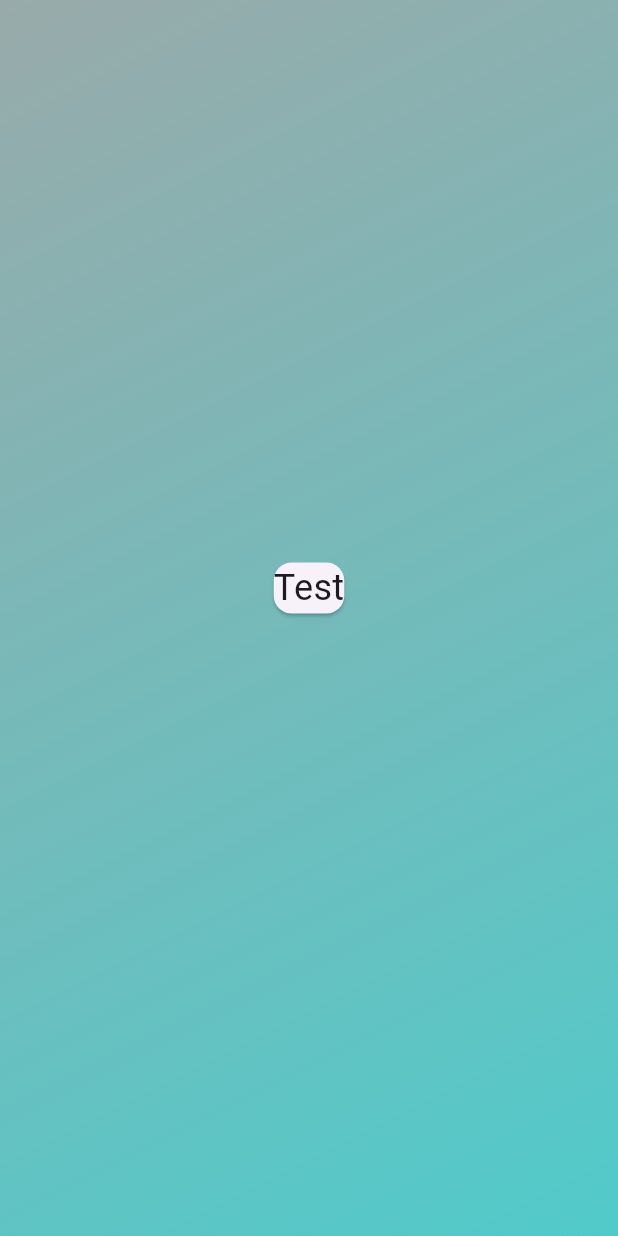
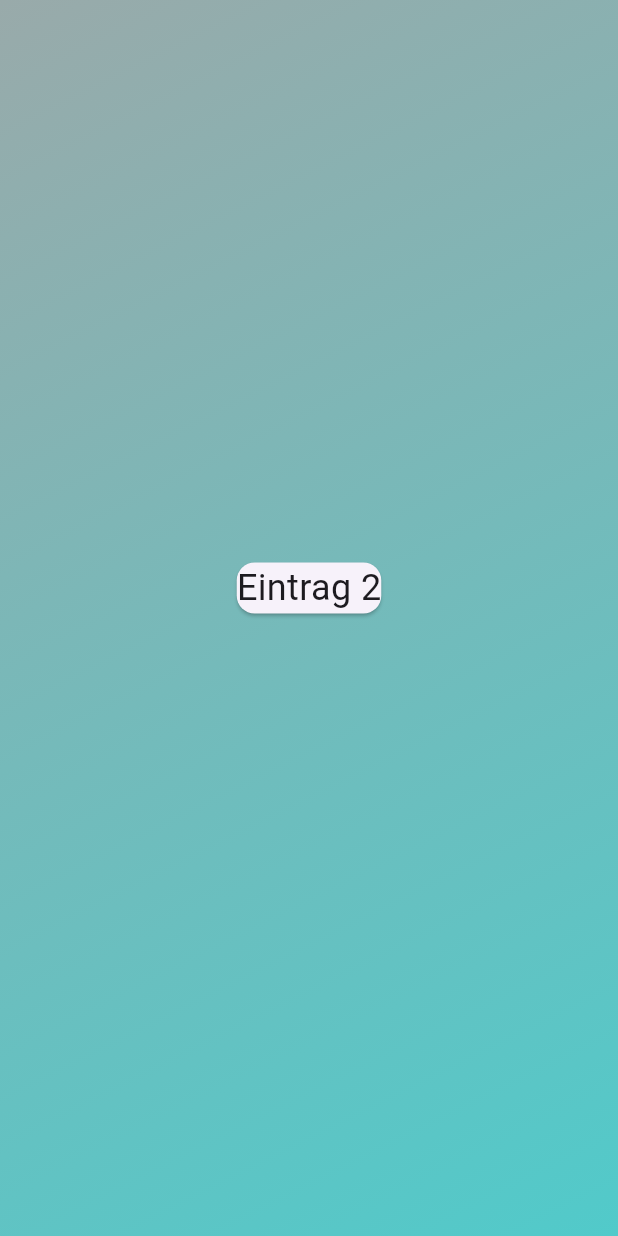
Before and after one commit to AkademieDirk/mam_projekt_v1, a Flutter app: the screen it shows after launch, on a phone screen of 412 x 824 dp. Run offline on Flutter 3.47's test engine with Material 3 defaults, Android fonts, the phone set to English and light mode, and no system bars; Roboto replaces fonts that are missing (Urbanist).

Commit message:
transfer of data corrected

```diff
--- a/lib/features/Abfall_ABC/repository/information_card_data.dart
+++ b/lib/features/Abfall_ABC/repository/information_card_data.dart
@@ -6,4 +6,9 @@ List<InformationCardClass> trashdata = [
       trashDescription: "Abbeizmittel",
       title2: "tirle 2",
       desposalDescription: "Bitte zum Bauhof"),
+  InformationCardClass(
+      title1: "Eintrag 2",
+      trashDescription: "Abbeizmittel",
+      title2: "tirle 2",
+      desposalDescription: "Bitte zum Bauhof"),
 ];
--- a/lib/features/Abfall_ABC/widgets/information_card_example.dart
+++ b/lib/features/Abfall_ABC/widgets/information_card_example.dart
@@ -1,14 +1,15 @@
 import 'package:flutter/material.dart';
+import 'package:mam_projekt_v1/features/Abfall_ABC/widgets/classes/information_card_class.dart';
 
 class InformationCard extends StatelessWidget {
-  const InformationCard({super.key});
-
+  const InformationCard({super.key, required this.trashdata});
+  final List<InformationCardClass> trashdata;
   @override
   Widget build(BuildContext context) {
-    return const Center(
+    return Center(
         child: Card(
       child: Column(children: [
-        Text("Test"),
+        Text(trashdata[1].title1),
       ]),
     ));
   }
--- a/lib/main.dart
+++ b/lib/main.dart
@@ -1,16 +1,20 @@
 import 'package:flutter/material.dart';
 import 'package:mam_projekt_v1/config/colors/colors.dart';
 import 'package:mam_projekt_v1/config/themes/themes.dart';
+import 'package:mam_projekt_v1/features/Abfall_ABC/repository/information_card_data.dart';
+import 'package:mam_projekt_v1/features/Abfall_ABC/widgets/classes/information_card_class.dart';
 import 'package:mam_projekt_v1/features/Abfall_ABC/widgets/information_card_example.dart';
 import 'package:mam_projekt_v1/tools/tools.dart';
 
 void main() {
-  runApp(const MainApp());
+  runApp(MainApp(
+    trashdata: trashdata,
+  ));
 }
 
 class MainApp extends StatelessWidget {
-  const MainApp({super.key});
-
+  const MainApp({super.key, required this.trashdata});
+  final List<InformationCardClass> trashdata;
   @override
   Widget build(BuildContext context) {
     return MaterialApp(
@@ -28,10 +32,10 @@ class MainApp extends StatelessWidget {
                 backgroundGradientEndColor
               ])),
           child: Center(
-            child: const Column(
+            child: Column(
               mainAxisAlignment: MainAxisAlignment.center,
               children: [
-                InformationCard(),
+                InformationCard(trashdata: trashdata),
                 verticalSpacing,
               ],
             ),
```
